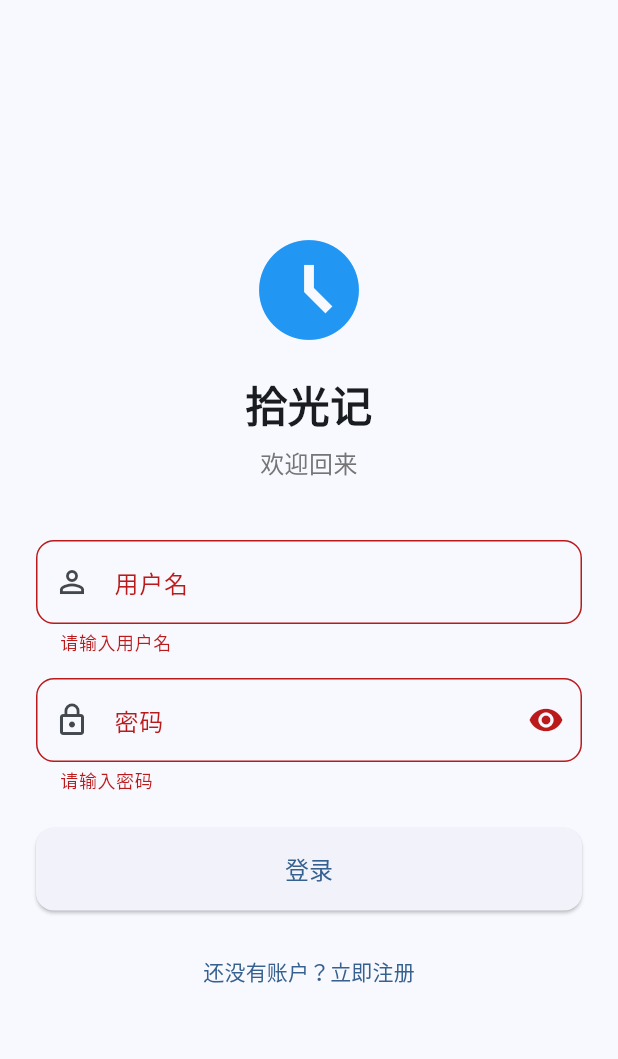
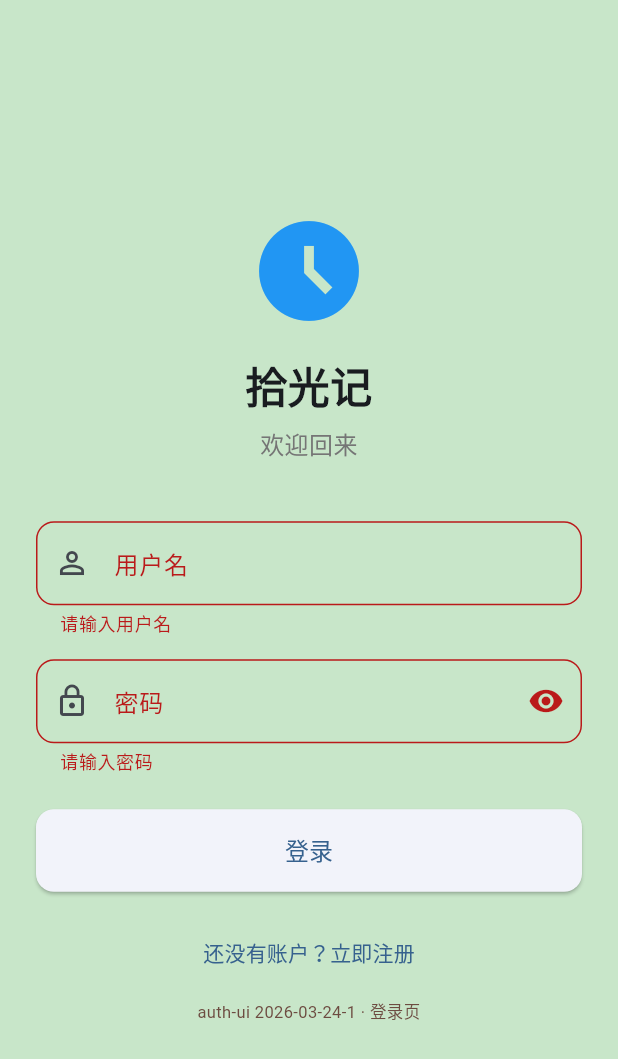
Before and after one commit to hxgJG/Moment, a Flutter app: the screen it shows after launch, after a tap on "登录", on a phone screen of 412 x 824 dp. Shown: the top 1059 px of the screen. Run offline on Flutter 3.47's test engine with Material 3 defaults, Android fonts, the phone set to English and light mode, and no system bars; our stand-ins replace audioplayers, dio, go_router, image_picker, permission_handler, shared_preferences and 3 more; missing offline and left inert: record; accounts and stored records are empty.

Commit message:
feat: 客户端认证与 sqflite 平台抽象，服务端配置与调试文档
- Flutter: env、登录流、用户模型与 auth_provider 调整；sqflite 条件导入
- 服务端: 本地配置示例、config 加载与 auth_service 更新
- 文档与 README、.gitignore 同步

Made-with: Cursor

```diff
--- a/lib/main.dart
+++ b/lib/main.dart
@@ -9,9 +9,11 @@ import 'screens/add_moment_screen.dart';
 import 'screens/moment_detail_screen.dart';
 import 'screens/edit_moment_screen.dart';
 import 'screens/login_screen.dart';
+import 'sqflite_platform.dart';
 
-void main() {
+Future<void> main() async {
   WidgetsFlutterBinding.ensureInitialized();
+  await initSqfliteForPlatform();
   runApp(const MomentApp());
 }
 
--- a/lib/models/user.dart
+++ b/lib/models/user.dart
@@ -14,7 +14,7 @@ class User {
 
   factory User.fromJson(Map<String, dynamic> json) {
     return User(
-      id: json['id'] as String,
+      id: (json['id'] is String) ? json['id'] as String : json['id'].toString(),
       username: json['username'] as String,
       nickname: json['nickname'] as String,
       avatarUrl: json['avatar_url'] as String?,
--- a/lib/screens/login_screen.dart
+++ b/lib/screens/login_screen.dart
@@ -1,7 +1,11 @@
 import 'package:flutter/material.dart';
+import 'package:flutter/services.dart';
 import 'package:provider/provider.dart';
 import 'package:go_router/go_router.dart';
 import '../providers/auth_provider.dart';
+
+/// 调试：改此字符串或下方颜色，保存后热重载，可确认当前运行的代码是否已更新。
+const String kAuthUiBuildMarker = 'auth-ui 2026-03-24-1';
 
 /// 登录页面
 class LoginScreen extends StatefulWidget {
@@ -32,36 +36,46 @@ class _LoginScreenState extends State<LoginScreen> {
 
     final authProvider = context.read<AuthProvider>();
     bool success;
+    String? errorMsg;
 
     if (_isLogin) {
       success = await authProvider.login(
         username: _usernameController.text.trim(),
         password: _passwordController.text,
       );
+      errorMsg = authProvider.error;
     } else {
       success = await authProvider.register(
         username: _usernameController.text.trim(),
         password: _passwordController.text,
         nickname: _nicknameController.text.trim(),
       );
+      errorMsg = authProvider.error;
     }
 
     if (success && mounted) {
       context.go('/');
     } else if (mounted) {
       ScaffoldMessenger.of(context).showSnackBar(
-        const SnackBar(
-          content: Text('操作失败，请重试'),
+        SnackBar(
+          content: Text(errorMsg ?? '操作失败，请重试'),
           backgroundColor: Colors.red,
+          duration: const Duration(seconds: 5),
         ),
       );
     }
   }
 
+  Color get _pageBackground =>
+      _isLogin ? const Color(0xFFC8E6C9) : const Color(0xFFFFE082);
+
   @override
   Widget build(BuildContext context) {
     return Scaffold(
-      body: SafeArea(
+      backgroundColor: _pageBackground,
+      body: Container(
+        color: _pageBackground,
+        child: SafeArea(
           child: Center(
             child: SingleChildScrollView(
               padding: const EdgeInsets.all(24),
@@ -71,6 +85,46 @@ class _LoginScreenState extends State<LoginScreen> {
                   mainAxisAlignment: MainAxisAlignment.center,
                   crossAxisAlignment: CrossAxisAlignment.stretch,
                   children: [
+                    // 错误信息显示
+                    Consumer<AuthProvider>(
+                      builder: (context, auth, child) {
+                        if (auth.error == null) return const SizedBox.shrink();
+                        return Container(
+                          padding: const EdgeInsets.all(12),
+                          margin: const EdgeInsets.only(bottom: 16),
+                          decoration: BoxDecoration(
+                            color: Colors.red.shade50,
+                            border: Border.all(color: Colors.red.shade200),
+                            borderRadius: BorderRadius.circular(8),
+                          ),
+                          child: Row(
+                            children: [
+                              Icon(Icons.error_outline, color: Colors.red.shade700),
+                              const SizedBox(width: 8),
+                              Expanded(
+                                child: Text(
+                                  auth.error!,
+                                  style: TextStyle(color: Colors.red.shade700),
+                                ),
+                              ),
+                              IconButton(
+                                icon: Icon(Icons.copy, color: Colors.red.shade700, size: 20),
+                                onPressed: () {
+                                  Clipboard.setData(ClipboardData(text: auth.error!));
+                                  ScaffoldMessenger.of(context).showSnackBar(
+                                    const SnackBar(
+                                      content: Text('已复制到剪贴板'),
+                                      duration: Duration(seconds: 1),
+                                    ),
+                                  );
+                                },
+                                tooltip: '复制错误信息',
+                              ),
+                            ],
+                          ),
+                        );
+                      },
+                    ),
                     // Logo/标题
                     const Icon(
                       Icons.access_time_filled,
@@ -96,7 +150,6 @@ class _LoginScreenState extends State<LoginScreen> {
                       ),
                     ),
                     const SizedBox(height: 40),
-
                     // 用户名
                     TextFormField(
                       controller: _usernameController,
@@ -108,14 +161,23 @@ class _LoginScreenState extends State<LoginScreen> {
                         ),
                       ),
                       validator: (value) {
-                      if (value == null || value.trim().isEmpty) {
+                        final t = value?.trim() ?? '';
+                        if (t.isEmpty) {
                           return '请输入用户名';
+                        }
+                        // 与后端 RegisterRequest：`min=3,max=50` 一致（登录无最小长度限制）
+                        if (!_isLogin) {
+                          if (t.length < 3) {
+                            return '用户名至少 3 个字符';
+                          }
+                          if (t.length > 50) {
+                            return '用户名最多 50 个字符';
+                          }
                         }
                         return null;
                       },
                     ),
                     const SizedBox(height: 16),
-
                     // 昵称（仅注册时显示）
                     if (!_isLogin) ...[
                       TextFormField(
@@ -136,7 +198,6 @@ class _LoginScreenState extends State<LoginScreen> {
                       ),
                       const SizedBox(height: 16),
                     ],
-
                     // 密码
                     TextFormField(
                       controller: _passwordController,
@@ -146,9 +207,7 @@ class _LoginScreenState extends State<LoginScreen> {
                         prefixIcon: const Icon(Icons.lock_outline),
                         suffixIcon: IconButton(
                           icon: Icon(
-                          _isPasswordVisible
-                              ? Icons.visibility_off
-                              : Icons.visibility,
+                            _isPasswordVisible ? Icons.visibility_off : Icons.visibility,
                           ),
                           onPressed: () {
                             setState(() {
@@ -171,7 +230,6 @@ class _LoginScreenState extends State<LoginScreen> {
                       },
                     ),
                     const SizedBox(height: 24),
-
                     // 提交按钮
                     Consumer<AuthProvider>(
                       builder: (context, auth, child) {
@@ -199,7 +257,6 @@ class _LoginScreenState extends State<LoginScreen> {
                       },
                     ),
                     const SizedBox(height: 16),
-
                     // 切换登录/注册
                     TextButton(
                       onPressed: () {
@@ -211,7 +268,17 @@ class _LoginScreenState extends State<LoginScreen> {
                         _isLogin ? '还没有账户？立即注册' : '已有账户？立即登录',
                       ),
                     ),
+                    const SizedBox(height: 8),
+                    Text(
+                      '$kAuthUiBuildMarker · ${_isLogin ? "登录页" : "注册页"}',
+                      textAlign: TextAlign.center,
+                      style: TextStyle(
+                        fontSize: 11,
+                        color: Colors.brown.shade600,
+                      ),
+                    ),
                   ],
+                ),
               ),
             ),
           ),
--- /dev/null
+++ b/lib/sqflite_platform.dart
@@ -0,0 +1,2 @@
+export 'sqflite_platform_stub.dart'
+    if (dart.library.io) 'sqflite_platform_io.dart';
--- /dev/null
+++ b/lib/sqflite_platform_io.dart
@@ -0,0 +1,14 @@
+import 'dart:io';
+
+import 'package:sqflite_common_ffi/sqflite_ffi.dart';
+
+/// Android / iOS 使用原生 sqflite；桌面端必须初始化 FFI 后再 openDatabase。
+Future<void> initSqfliteForPlatform() async {
+  if (Platform.isAndroid || Platform.isIOS) {
+    return;
+  }
+  if (Platform.isMacOS || Platform.isWindows || Platform.isLinux) {
+    sqfliteFfiInit();
+    databaseFactory = databaseFactoryFfi;
+  }
+}
--- /dev/null
+++ b/lib/sqflite_platform_stub.dart
@@ -0,0 +1,2 @@
+/// Web 等无 dart:io 的平台：无需初始化 FFI。
+Future<void> initSqfliteForPlatform() async {}
--- a/pubspec.yaml
+++ b/pubspec.yaml
@@ -39,6 +39,7 @@ dependencies:
 
   # 数据库
   sqflite: ^2.3.0
+  sqflite_common_ffi: ^2.3.3
   path_provider: ^2.1.1
   path: ^1.8.3
 
```
Also changed, not shown: lib/config/env.dart (+9 -2 lines), lib/providers/auth_provider.dart (+92 -25 lines), pubspec.lock, 7 other files. Lines whose indentation alone changed are shown as unchanged.
